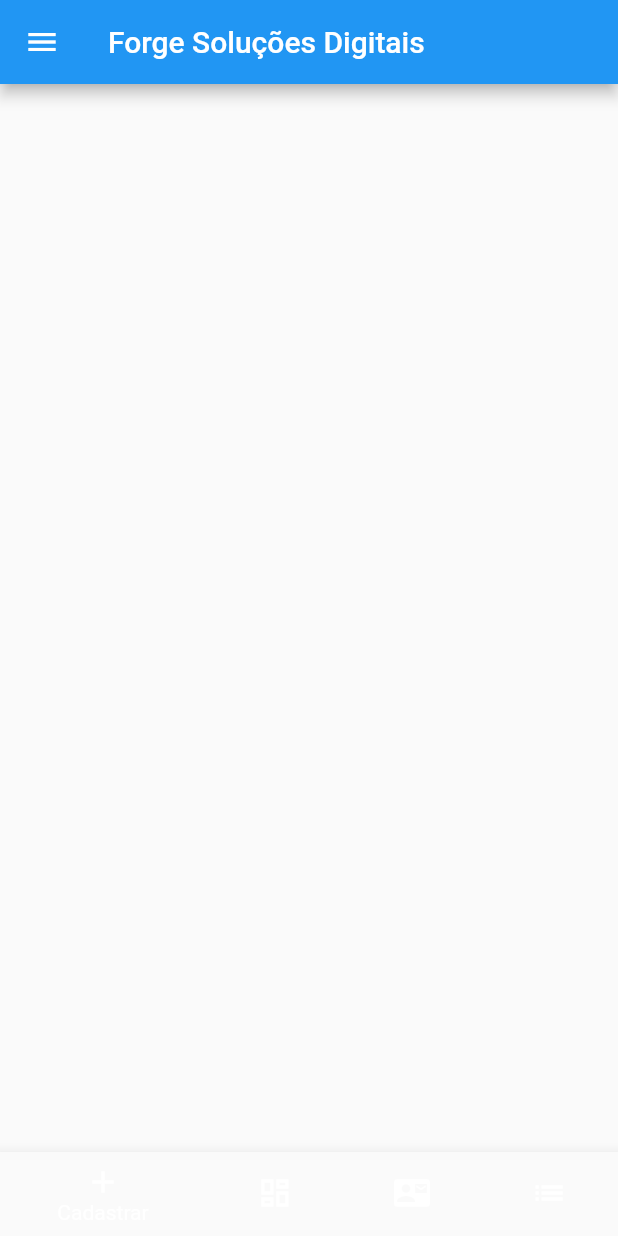
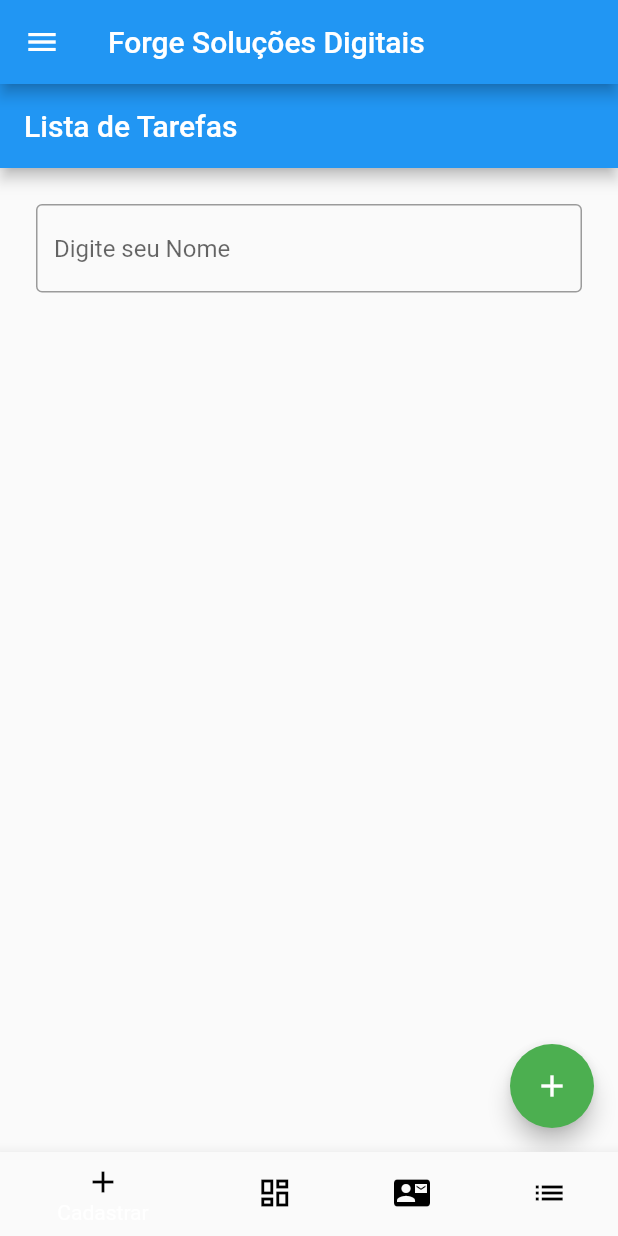
Before and after one commit to lucasrafaeldesouza/CursoFlutter, a Flutter app: the screen it shows after launch, swiped to page 4, on a phone screen of 412 x 824 dp. Run offline on Flutter 3.47's test engine with Material 2 defaults, Android fonts, the phone set to English and light mode, and no system bars.

Commit message:
atualizando projeto

```diff
--- a/lib/pages/PageViews/todo_list_page.dart
+++ b/lib/pages/PageViews/todo_list_page.dart
@@ -10,8 +10,51 @@ class TodoListPage extends StatefulWidget {
 }
 
 class _TodoListPageState extends State<TodoListPage> {
+  TextEditingController _textEditingController = TextEditingController();
+
+  List<String> tarefas = [];
+
   @override
   Widget build(BuildContext context) {
-    return Scaffold();
+    return Scaffold(
+      appBar: AppBar(
+        title: Text('Lista de Tarefas'),
+      ),
+      body: Container(
+        padding: EdgeInsets.all(24),
+        child: Column(
+          children: [
+            TextField(
+              decoration: InputDecoration(
+                border: OutlineInputBorder(),
+                hintText: 'Digite seu Nome',
+              ),
+              controller: _textEditingController,
+            ),
+            Container(
+              height: 400,
+              child: ListView.builder(
+                itemCount: tarefas.length,
+                itemBuilder: (context, index) {
+                  return Text(tarefas[index]);
+                },
+              ),
+            ),
+          ],
+        ),
+      ),
+      floatingActionButton: FloatingActionButton(
+        backgroundColor: Colors.green,
+        onPressed: () {
+          if (_textEditingController.text.length > 0) {
+            setState(() {
+              tarefas.add(_textEditingController.text);
+            });
+            _textEditingController.clear();
+          }
+        },
+        child: Icon(Icons.add),
+      ),
+    );
   }
 }
--- a/lib/pages/home_page.dart
+++ b/lib/pages/home_page.dart
@@ -101,17 +101,31 @@ class _HomePageState extends State<HomePage> {
             );
           },
           items: [
-            BottomNavigationBarItem(icon: Icon(Icons.add), label: 'Cadastrar'),
             BottomNavigationBarItem(
-              icon: Icon(Icons.dashboard_outlined),
+                icon: Icon(
+                  Icons.add,
+                  color: Colors.black,
+                ),
+                label: 'Cadastrar'),
+            BottomNavigationBarItem(
+              icon: Icon(
+                Icons.dashboard_outlined,
+                color: Colors.black,
+              ),
               label: 'Dashboard',
             ),
             BottomNavigationBarItem(
-              icon: Icon(Icons.contact_mail),
+              icon: Icon(
+                Icons.contact_mail,
+                color: Colors.black,
+              ),
               label: 'Contato',
             ),
             BottomNavigationBarItem(
-              icon: Icon(Icons.list),
+              icon: Icon(
+                Icons.list,
+                color: Colors.black,
+              ),
               label: 'List',
             ),
           ]),
```
Also changed, not shown: 2 other files.
